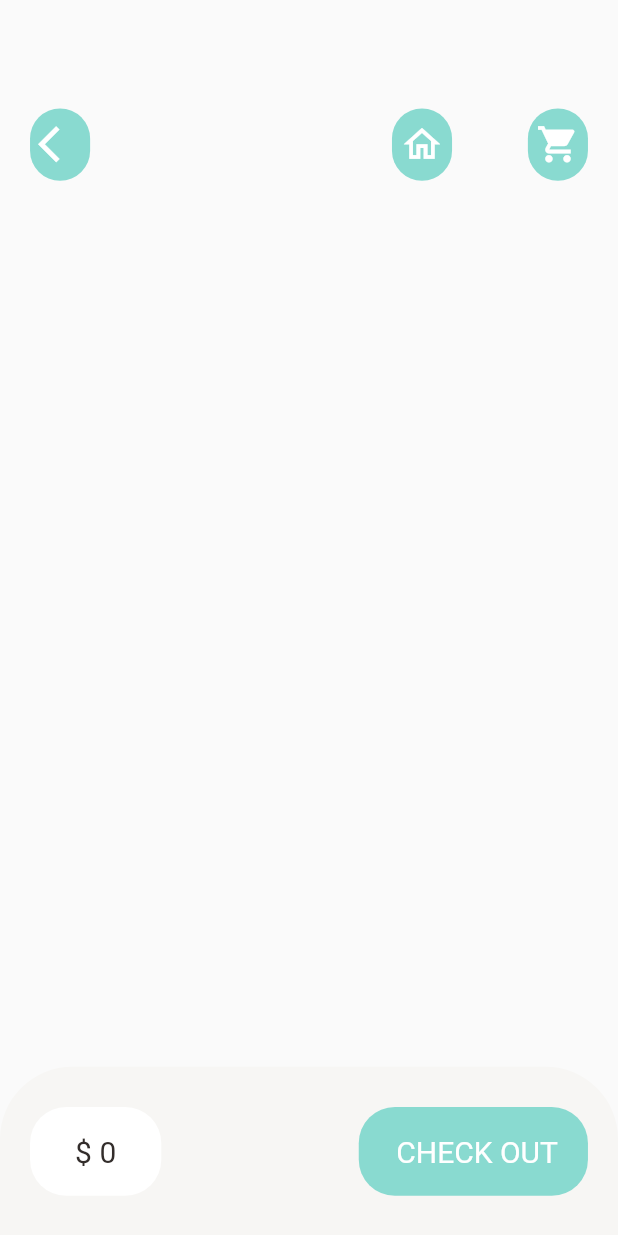
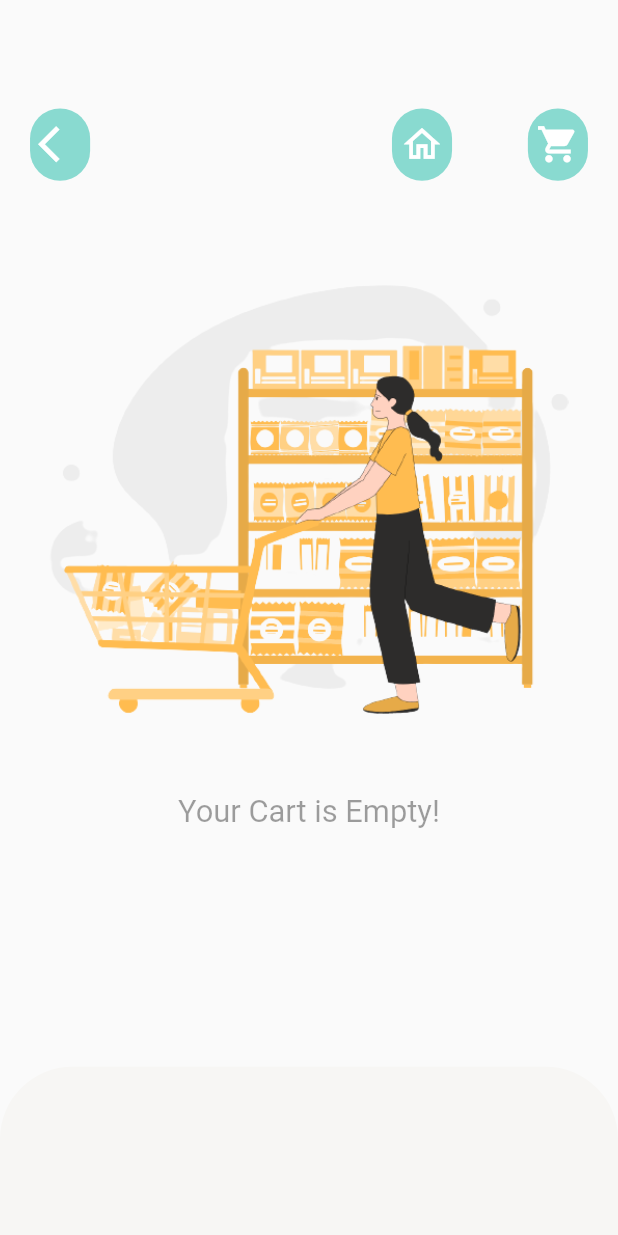
Before and after one commit to Anushka-Yadav/Food_Delivery, a Flutter app: the CartPage screen opened by its route, on a phone screen of 412 x 824 dp. Run offline on Flutter 3.47's test engine with Material 2 defaults, Android fonts, the phone set to English and light mode, and no system bars; our stand-ins replace dots_indicator, get, persistent_bottom_nav_bar, shared_preferences; accounts and stored records are empty; network calls fail.

Commit message:
first commit

```diff
--- a/lib/base/no_data_page.dart
+++ b/lib/base/no_data_page.dart
@@ -0,0 +1,33 @@
+import 'package:flutter/cupertino.dart';
+import 'package:flutter/material.dart';
+
+class NoDataPage extends StatelessWidget {
+  final String text;
+  final String imgPath;
+  const NoDataPage({Key? key, required this.text,
+  this.imgPath="assets/images/empty2.png"}) : super(key: key);
+
+  @override
+  Widget build(BuildContext context) {
+    return Column(
+      mainAxisAlignment: MainAxisAlignment.center,
+      crossAxisAlignment: CrossAxisAlignment.stretch,
+      children: [
+        Image.asset(
+          imgPath,
+          height: MediaQuery.of(context).size.height*0.42,
+          width: MediaQuery.of(context).size.width*0.42,
+        ),
+        SizedBox( height: MediaQuery.of(context).size.height*0.03,),
+        Text(
+          text,
+          style: TextStyle(
+            fontSize: MediaQuery.of(context).size.height*0.0250,
+            color: Theme.of(context).disabledColor
+          ),
+          textAlign: TextAlign.center,
+        )
+      ],
+    );
+  }
+}
--- a/lib/controllers/popular_product_controller.dart
+++ b/lib/controllers/popular_product_controller.dart
@@ -1,7 +1,5 @@
 import 'package:flutter/material.dart';
-
 import 'package:get/get.dart';
-
 import '../data/repository/popular_product_repo.dart';
 import '../models/cart_model.dart';
 import '../models/product_model.dart';
--- a/lib/data/repository/cart_repo.dart
+++ b/lib/data/repository/cart_repo.dart
@@ -1,7 +1,5 @@
 import 'dart:convert';
-
 import 'package:shared_preferences/shared_preferences.dart';
-
 import '../../models/cart_model.dart';
 import '../../utils/app_constants.dart';
 
@@ -10,23 +8,21 @@ class CartRepo {
 
   CartRepo({required this.sharedPreferences});
 
-  // Shared Preference save data as a String
   List<String> cart = [];
+  List<String> cartHistory = [];
+
   void addToCartList(List<CartModel> cartList) {
+    // sharedPreferences.remove(AppConstants.CART_LIST);
+    // sharedPreferences.remove(AppConstants.CART_HISTORY_LIST);
+    // return;
+    var time = DateTime.now().toString();
     cart = [];
 
-    // convert objects to String because sharedpreference only accept String
-
-    /*
     cartList.forEach((element) {
+      element.time = time;
       return cart.add(jsonEncode(element));
     });
-    */
-
-    cartList.forEach((element) => cart.add(jsonEncode(element)));
-
     sharedPreferences.setStringList(AppConstants.CART_LIST, cart);
-
     getCartList();
   }
 
@@ -48,4 +44,36 @@ class CartRepo {
 
     return cartList;
   }
+  List<CartModel> getCartHistoryList(){
+    if(sharedPreferences.containsKey(AppConstants.CART_HISTORY_LIST)){
+      //cartHistory = [];
+      cartHistory = sharedPreferences.getStringList(AppConstants.CART_HISTORY_LIST)!;
+    }
+    List<CartModel> cartListHistory = [];
+    cartHistory.forEach((element) => cartListHistory.add(CartModel.fromJson(jsonDecode(element))));
+    return cartListHistory;
+  }
+
+  void addToCartHistoryList() {
+    if(sharedPreferences.containsKey(AppConstants.CART_HISTORY_LIST)){
+      cartHistory = sharedPreferences.getStringList(AppConstants.CART_HISTORY_LIST)!;
+    }
+    for (int i = 0; i < cart.length; i++) {
+      //print("history list " + cart[i]);
+      cartHistory.add(cart[i]);
+    }
+    removeCart();
+
+    sharedPreferences.setStringList(
+        AppConstants.CART_HISTORY_LIST, cartHistory);
+    print("the length of history "+getCartHistoryList().length.toString());
+   for(int i = 0;i<getCartHistoryList().length;i++){
+     print("the time for order is "+getCartHistoryList()[0].time.toString());
+   }
+
+  }
+  void removeCart(){
+    cart = [];
+    sharedPreferences.remove(AppConstants.CART_LIST);
+  }
 }
--- a/lib/helper/dependencies.dart
+++ b/lib/helper/dependencies.dart
@@ -19,14 +19,12 @@ Future<void> init() async {
   Get.lazyPut(() => ApiClient(appBaseUrl: AppConstants.BASE_URL));
 
   // Repos
-  Get.lazyPut(
-          () => PopularProductRepo(apiClient: Get.find())); // find ApiClient
+  Get.lazyPut(() => PopularProductRepo(apiClient: Get.find())); // find ApiClient
   Get.lazyPut(() => RecommendedProductRepo(apiClient: Get.find()));
   Get.lazyPut(() => CartRepo(sharedPreferences: Get.find()));
 
   // Controller
   Get.lazyPut(() => PopularProductController(popularProductRepo: Get.find()));
-  Get.lazyPut(
-          () => RecommendedProductController(recommendedProductRepo: Get.find()));
+  Get.lazyPut(() => RecommendedProductController(recommendedProductRepo: Get.find()));
   Get.lazyPut(() => CartController(cartRepo: Get.find()));
 }
--- a/lib/models/cart_model.dart
+++ b/lib/models/cart_model.dart
@@ -51,6 +51,7 @@ class CartModel {
       "quantity": this.quantity,
       "isExists": this.isExists,
       "time": this.time,
+      "product":this.product!.toJson()
     };
   }
 }
--- a/lib/pages/cart/cart_page.dart
+++ b/lib/pages/cart/cart_page.dart
@@ -2,6 +2,7 @@
 import 'package:flutter/material.dart';
 import 'package:flutter/src/foundation/key.dart';
 import 'package:flutter/src/widgets/framework.dart';
+import 'package:food_delivery/base/no_data_page.dart';
 import 'package:get/get.dart';
 
 import '../../controllers/cart_controller.dart';
@@ -69,9 +70,10 @@ class CartPage extends StatelessWidget {
           ),
           GetBuilder<CartController>(
             builder: (cartController) {
-              var _cartList = cartController.getItems;
+              var _cartList = cartController.getItems.length;
 
-              return Positioned(
+
+              return _cartList>0?Positioned(
                 top: Dimensions.height100,
                 right: Dimensions.width20,
                 left: Dimensions.width20,
@@ -117,9 +119,21 @@ class CartPage extends StatelessWidget {
                                            RecommendedProductController>()
                                            .recommendedProductList
                                            .indexOf(_cartList[index].product!);
-                                       Get.toNamed(
-                                           RouteHelper.getRecommendedFoodDetail(
-                                               recommendedIndex, "cartpage"));
+                                       // Get.toNamed(
+                                       //     RouteHelper.getRecommendedFoodDetail(
+                                       //         recommendedIndex, "cartpage"));
+                                       if(recommendedIndex<0){
+                                         Get.snackbar(
+                                           "History Product",
+                                           "Product review is not available for history product !",
+                                           backgroundColor: AppColors.mainColor,
+                                           colorText: Colors.white,
+                                         );
+                                       }else{
+                                         Get.toNamed(
+                                                 RouteHelper.getRecommendedFoodDetail(
+                                                     recommendedIndex, "cartpage"));
+                                       }
                                      }
                                    },
                                    child: Container(
@@ -132,8 +146,8 @@ class CartPage extends StatelessWidget {
                                        image: DecorationImage(
                                          fit: BoxFit.cover,
                                          image: NetworkImage(
-                                             AppConstants.BASE_URL +  AppConstants.UPLOADS_URL +
-                                                 _cartList[index].img!),
+                                             AppConstants.BASE_URL +AppConstants.UPLOADS_URL+ _cartList[index].img!
+                                         ),
                                        ),
                                      ),
                                    ),
@@ -232,7 +246,7 @@ class CartPage extends StatelessWidget {
                    }),
                   ),
                 ),
-              );
+              ):NoDataPage(text: "Your Cart is Empty!");
             },
           )
         ],
@@ -255,7 +269,7 @@ class CartPage extends StatelessWidget {
             ),
             color: AppColors.buttonBackgroundColor,
           ),
-          child: Row(
+          child: cartController.getItems.length>0?Row(
             mainAxisAlignment: MainAxisAlignment.spaceBetween,
             children: [
               // Minus, Plus and Counting of Food
@@ -287,6 +301,8 @@ class CartPage extends StatelessWidget {
               GestureDetector(
                 onTap: () {
                   //popularProduct.addItem(product);
+                  print("tapped");
+                  cartController.addToHistory();
                 },
                 child: Container(
                   padding: EdgeInsets.only(
@@ -309,7 +325,7 @@ class CartPage extends StatelessWidget {
                 ),
               ),
             ],
-          ),
+          ):Container(),
         );
       }),
     );
--- a/lib/pages/home/food_page_body.dart
+++ b/lib/pages/home/food_page_body.dart
@@ -145,9 +145,7 @@ class _FoodPageBodyState extends State<FoodPageBody> {
                           image: DecorationImage(
                             fit: BoxFit.cover,
                             image: NetworkImage(
-                              AppConstants.BASE_URL+AppConstants.UPLOADS_URL +
-                                  recommendedProduct
-                                      .recommendedProductList[index].img!,
+                              AppConstants.BASE_URL+AppConstants.UPLOADS_URL + recommendedProduct.recommendedProductList[index].img!,
                             ),
                           ),
                         ),
--- a/lib/utils/app_constants.dart
+++ b/lib/utils/app_constants.dart
@@ -1,4 +1,3 @@
-
 class AppConstants {
   static const String APP_NAME = "DBFood";
   static const int APP_VERSION = 1;
@@ -8,4 +7,6 @@ class AppConstants {
   static const String TOKEN = "DBToken";
   static const String UPLOADS_URL = "/uploads/";
   static const String CART_LIST = "cart-list";
+  static const String CART_HISTORY_LIST = "cart-history-list";
+
 }
--- a/pubspec.yaml
+++ b/pubspec.yaml
@@ -30,9 +30,14 @@ environment:
 dependencies:
   flutter:
     sdk: flutter
+  #webview_flutter: ^2.0.13
   get: ^4.6.5
   dots_indicator: ^2.1.0
   shared_preferences: ^2.0.20
+  persistent_bottom_nav_bar: ^5.0.2
+  date_format: ^2.0.7
+  intl: ^0.18.1
+
 
 
   # The following adds the Cupertino Icons font to your application.
```
Also changed, not shown: lib/controllers/cart_controller.dart (+39 -2 lines), lib/main.dart (+5 -2 lines), lib/models/product_model.dart (+14 -14 lines), lib/pages/cart/cart_history.dart (+184 -0 lines), lib/pages/home/home_page.dart (+122 -20 lines), lib/pages/splash/splash_page.dart (+5 -10 lines), assets/images/logofood.png, pubspec.lock.
